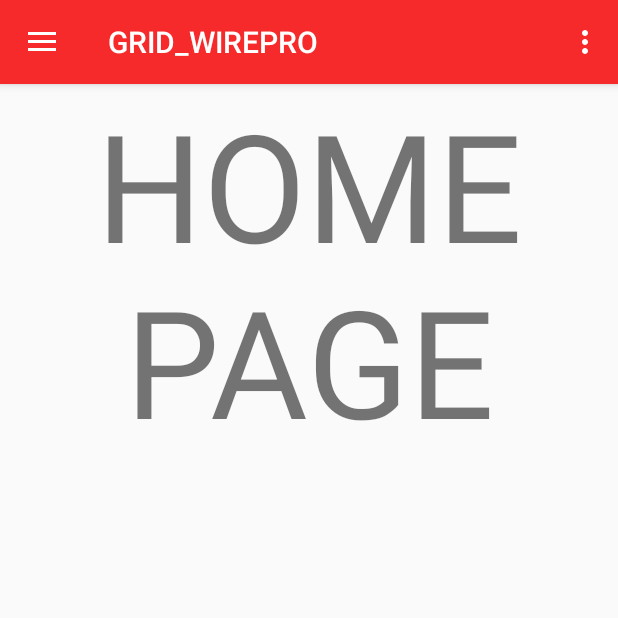
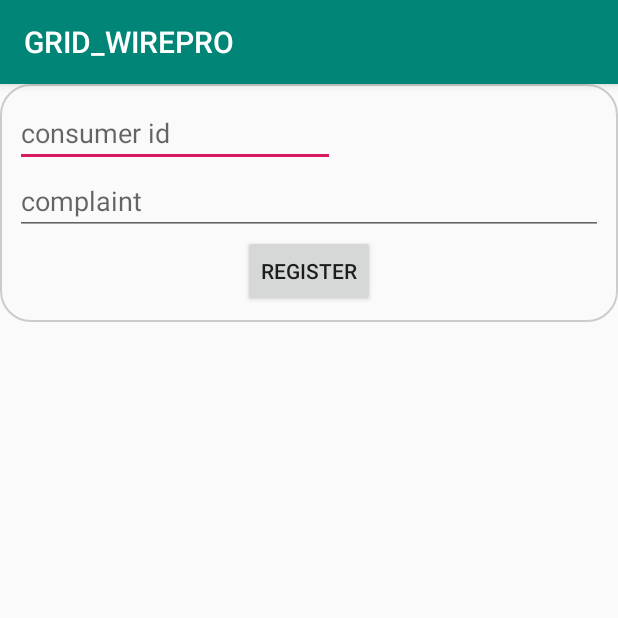
Before and after one commit to gridwirepro/GRID_WIREPRO, an Android app: the screen it shows after launch (MainActivity before the commit, complaint after it), in the side drawer, after a tap on "REGISTER COMPLAINT", on a phone screen of 412 x 824 dp, the top half of it. Run offline under Robolectric (Android 15) with nearby library versions, the phone set to English and light mode, and no system bars; our stand-ins replace Firebase (no records; nobody signed in at launch, a user with empty details on screens opened directly).

Commit message:
3/11/2019 emp and consumer reg and complaint

```diff
--- a/app/src/main/java/com/project/gridwirepro/MainActivity.java
+++ b/app/src/main/java/com/project/gridwirepro/MainActivity.java
@@ -84,6 +84,12 @@ public class MainActivity extends AppCompatActivity
 
             startActivity(i);
         }
+        if (id == R.id.comp_nav) {
+            Intent i = new Intent(this,complaint.class);
+
+            startActivity(i);
+        }
+
 
 
         DrawerLayout drawer = (DrawerLayout) findViewById(R.id.drawer_layout);
--- a/app/src/main/java/com/project/gridwirepro/complaint.java
+++ b/app/src/main/java/com/project/gridwirepro/complaint.java
@@ -2,12 +2,42 @@ package com.project.gridwirepro;
 
 import android.support.v7.app.AppCompatActivity;
 import android.os.Bundle;
+import android.view.View;
+import android.widget.EditText;
+
+import com.google.firebase.database.DatabaseReference;
+import com.google.firebase.database.FirebaseDatabase;
 
 public class complaint extends AppCompatActivity {
-
+    EditText complaint;
+    EditText complaint_id;
+    FirebaseDatabase database = FirebaseDatabase.getInstance();
+    DatabaseReference dbref3 = database.getReference();
+    int f=0;
     @Override
     protected void onCreate(Bundle savedInstanceState) {
         super.onCreate(savedInstanceState);
         setContentView(R.layout.complaint);
+        complaint=findViewById(R.id.complaint);
+        complaint_id=findViewById(R.id.complaint_id);
+    }
+    public void complaint_reg(View view)
+    {
+        if (complaint_id.getText().toString().trim().length() == 0) {
+            f++;
+            complaint_id.setError("CONSUMER ID is not entered");
+            complaint_id.requestFocus();
+
+        }
+        if (complaint.getText().toString().trim().length() == 0) {
+            f++;
+            complaint.setError("COMPLAINT is not entered");
+            complaint.requestFocus();
+
+        }
+        if (f == 0) {
+            dbref3.child("complaint").child(complaint_id.getText().toString());
+            dbref3.child("complaint").child(complaint_id.getText().toString()).child("complaint").setValue(complaint.getText().toString());
+        }
     }
 }
--- a/app/src/main/java/com/project/gridwirepro/emp.java
+++ b/app/src/main/java/com/project/gridwirepro/emp.java
@@ -20,7 +20,7 @@ public class emp extends AppCompatActivity {
     EditText emp_address;
     EditText emp_mobie;
     EditText emp_email;
-    String name,mobile,id,address,email;
+    String id;
     Button emp_reg;
     FirebaseDatabase database = FirebaseDatabase.getInstance();
     DatabaseReference dbref2 = database.getReference();
--- a/app/src/main/res/layout/complaint.xml
+++ b/app/src/main/res/layout/complaint.xml
@@ -1,9 +1,43 @@
 <?xml version="1.0" encoding="utf-8"?>
-<android.support.constraint.ConstraintLayout xmlns:android="http://schemas.android.com/apk/res/android"
+<LinearLayout xmlns:android="http://schemas.android.com/apk/res/android"
     xmlns:app="http://schemas.android.com/apk/res-auto"
     xmlns:tools="http://schemas.android.com/tools"
     android:layout_width="match_parent"
     android:layout_height="match_parent"
     tools:context=".complaint">
+    <LinearLayout
+        android:layout_width="match_parent"
+        android:layout_height="wrap_content"
+        android:orientation="vertical"
+        android:background="@drawable/border">
+        <EditText
+            android:id="@+id/complaint_id"
+            android:layout_width="wrap_content"
+            android:layout_height="wrap_content"
+            android:ems="10"
+            android:hint="consumer id"
+            android:inputType="textPersonName"
+            tools:layout_editor_absoluteX="143dp"
+            tools:layout_editor_absoluteY="58dp" />
+        <EditText
+            android:id="@+id/complaint"
+            android:layout_width="wrap_content"
+            android:layout_height="wrap_content"
+            android:ems="100"
+            android:hint="complaint"
+            android:inputType="textLongMessage"
+            tools:layout_editor_absoluteX="143dp"
+            tools:layout_editor_absoluteY="58dp" />
 
-</android.support.constraint.ConstraintLayout>
+        <Button
+            android:id="@+id/emp_reg"
+            android:layout_width="wrap_content"
+            android:layout_height="wrap_content"
+            android:text="REGISTER"
+            android:layout_gravity="center"
+            tools:layout_editor_absoluteX="152dp"
+            tools:layout_editor_absoluteY="359dp"
+            android:onClick="complaint_reg"/>
+    </LinearLayout>
+
+</LinearLayout>
```
